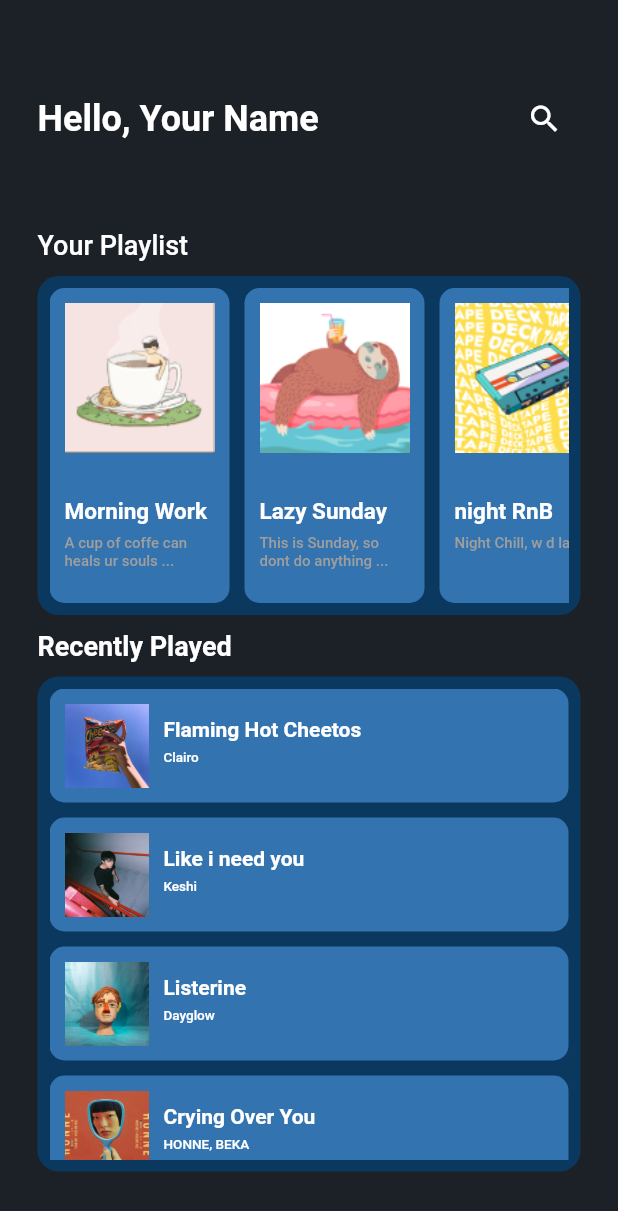
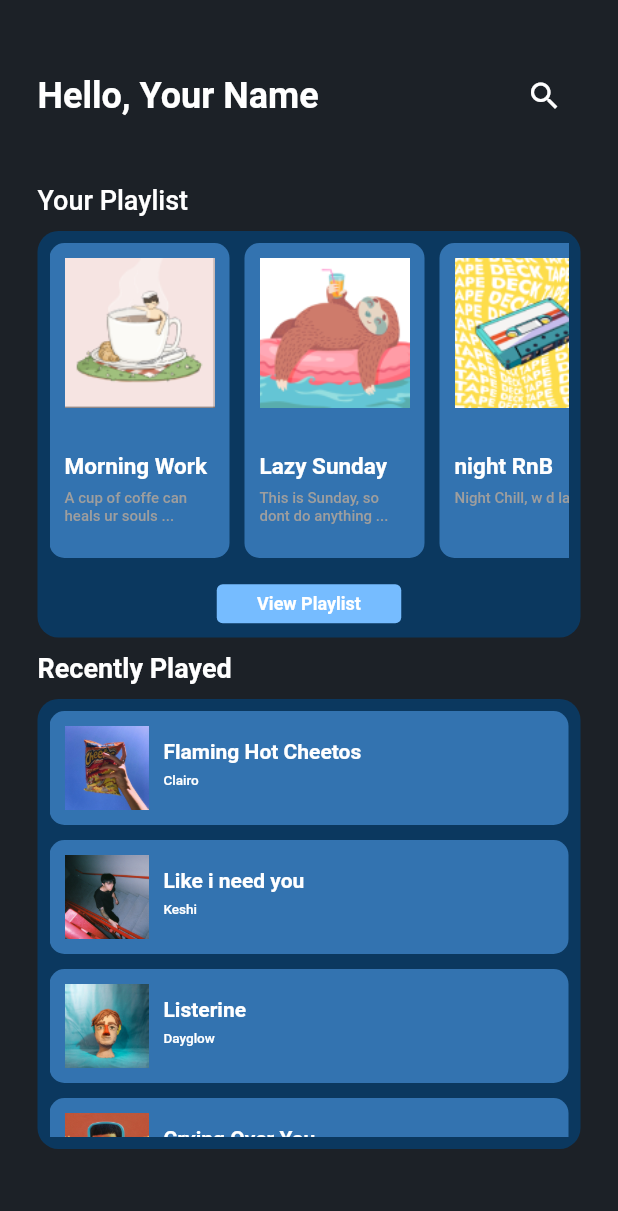
Before and after one commit to AbiyyuTsaqif/STAVAX, a Flutter app: the Home screen opened directly, on a phone screen of 412 x 824 dp. Shown: the top 1211 px of the screen. Run offline on Flutter 3.47's test engine with Material 2 defaults, Android fonts, the phone set to English and light mode, and no system bars; missing offline and left inert: dart:html; Roboto replaces fonts that are missing (Poppins); statements that could not run were skipped.

Commit message:
changing playlist ui

```diff
--- a/lib/constants/colors.dart
+++ b/lib/constants/colors.dart
@@ -15,3 +15,4 @@ class HexColor extends Color {
 Color color1 = HexColor("1C2127");
 Color color2 = HexColor("0B385F");
 Color color3 = HexColor("3373B0");
+Color color4 = HexColor("");
--- a/lib/screen/home.dart
+++ b/lib/screen/home.dart
@@ -49,6 +49,39 @@ class _HomeState extends State<Home> {
                       ),
                       _buildPlayList(),
                       Container(
+                        width: double.infinity,
+                        height: 45,
+                        decoration: BoxDecoration(
+                          color: color2,
+                          borderRadius: BorderRadius.only(
+                            bottomLeft: Radius.circular(14),
+                            bottomRight: Radius.circular(14),
+                          ),
+                        ),
+                        child: Center(
+                          child: Container(
+                              width: 123,
+                              height: 26,
+                              decoration: ShapeDecoration(
+                                color: Color(0xFF76BCFF),
+                                shape: RoundedRectangleBorder(
+                                    borderRadius: BorderRadius.circular(4)),
+                              ),
+                              child: Center(
+                                child: Text(
+                                  'View Playlist',
+                                  style: TextStyle(
+                                    color: Colors.white,
+                                    fontSize: 12,
+                                    fontFamily: 'Poppins',
+                                    fontWeight: FontWeight.w700,
+                                    height: 0,
+                                  ),
+                                ),
+                              )),
+                        ),
+                      ),
+                      Container(
                         margin: EdgeInsets.symmetric(
                           vertical: 10,
                         ),
@@ -80,7 +113,7 @@ class _HomeState extends State<Home> {
   Widget _buildAppBar() {
     return Container(
       padding: EdgeInsets.symmetric(
-        vertical: 40,
+        vertical: 25,
       ),
       decoration: BoxDecoration(color: color1),
       child: Row(
@@ -120,7 +153,8 @@ class _HomeState extends State<Home> {
       height: 226,
       decoration: BoxDecoration(
         color: color2,
-        borderRadius: BorderRadius.circular(14),
+        borderRadius: BorderRadius.only(
+            topLeft: Radius.circular(14), topRight: Radius.circular(14)),
       ),
       child: ListView.builder(
         scrollDirection: Axis.horizontal,
@@ -150,7 +184,7 @@ class _HomeState extends State<Home> {
     return Container(
       padding: EdgeInsets.all(8),
       width: 300,
-      height: 330,
+      height: 300,
       decoration: BoxDecoration(
         borderRadius: BorderRadius.circular(14),
         color: color2,
```
Also changed, not shown: lib/screen/playlist.dart (added, +38 -0 lines).
